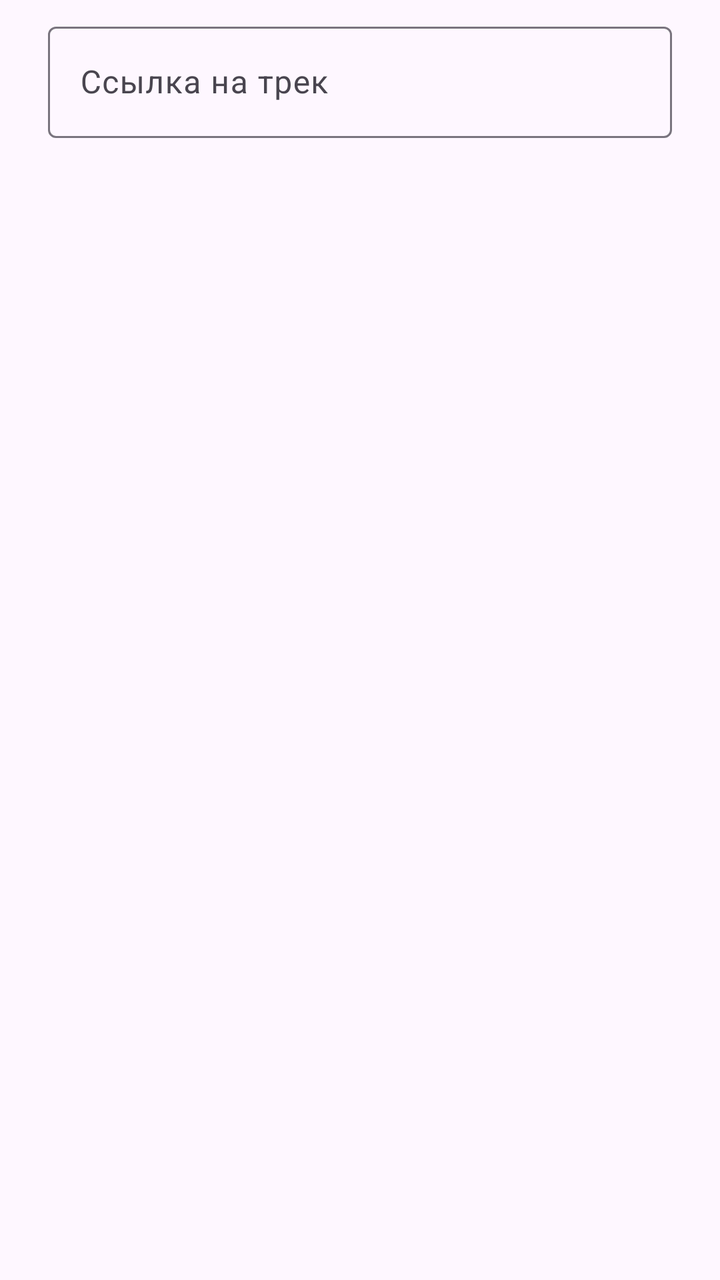
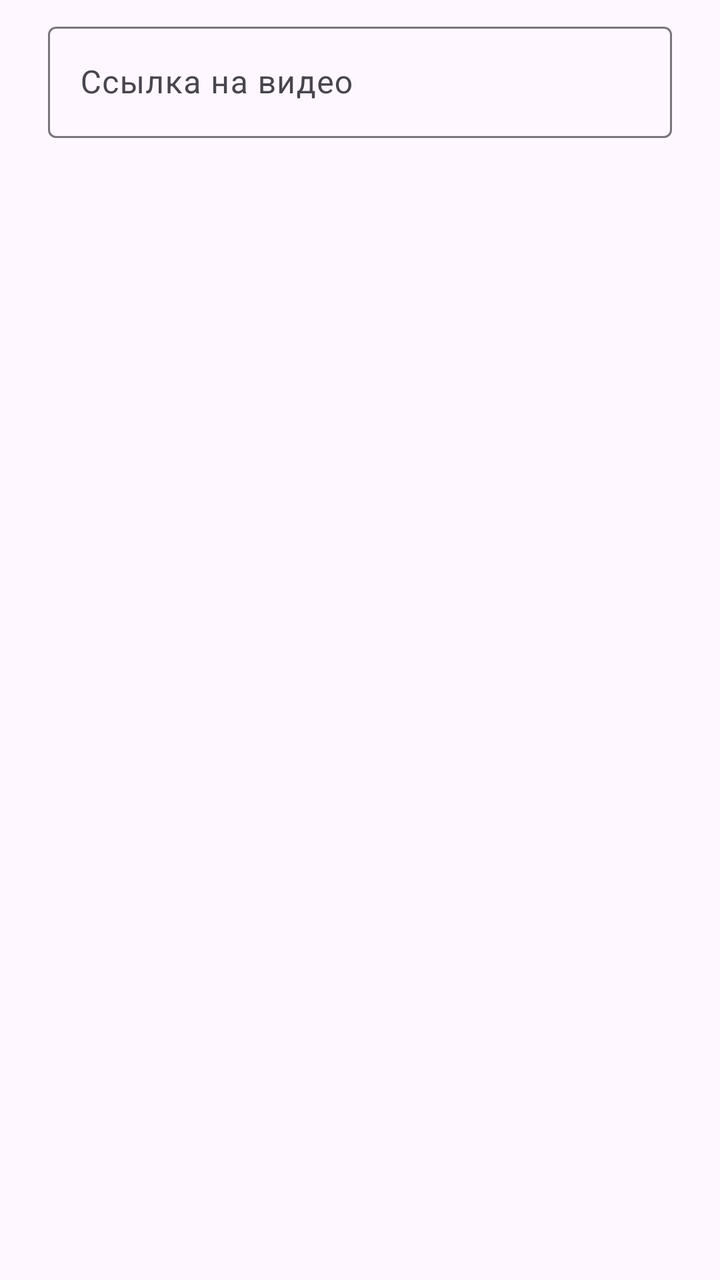

Before-and-after screenshots of an Android layout around one commit, followed by the original layout XML and the change that was made.
<!-- AndroidManifest.xml: application theme Theme.FreedomPlayer -->
<!-- res/layout/dialog_download_track.xml -->
<?xml version="1.0" encoding="utf-8"?>
<LinearLayout xmlns:android="http://schemas.android.com/apk/res/android"
    android:layout_width="match_parent"
    android:layout_height="wrap_content"
    android:orientation="vertical"
    android:paddingHorizontal="24dp"
    android:paddingTop="8dp"
    android:paddingBottom="8dp">

    <com.google.android.material.textfield.TextInputLayout
        android:layout_width="match_parent"
        android:layout_height="wrap_content"
        android:hint="@string/track_url">

        <com.google.android.material.textfield.TextInputEditText
            android:id="@+id/editTextTrackUrl"
            android:layout_width="match_parent"
            android:layout_height="wrap_content"
            android:inputType="textUri"
            android:maxLines="1" />

    </com.google.android.material.textfield.TextInputLayout>

</LinearLayout>
<!-- resources referenced by this layout -->
<resources>
  <string name="track_url">Ссылка на трек</string>
  <style name="Theme.FreedomPlayer" parent="Base.Theme.FreedomPlayer" />
  <style name="Base.Theme.FreedomPlayer" parent="Theme.Material3.DayNight.NoActionBar">
          
          
      </style>
</resources>

<!-- the commit's change to res/layout/dialog_download_track.xml (unified diff, before → after) -->
@@ -10,7 +10,7 @@
     <com.google.android.material.textfield.TextInputLayout
         android:layout_width="match_parent"
         android:layout_height="wrap_content"
-        android:hint="@string/track_url">
+        android:hint="@string/video_url">
 
         <com.google.android.material.textfield.TextInputEditText
             android:id="@+id/editTextTrackUrl"
<!-- resource entries referenced after the edit -->
@@ -1,6 +1,6 @@
 <!-- resources referenced by this layout -->
 <resources>
-  <string name="track_url">Ссылка на трек</string>
+  <string name="video_url">Ссылка на видео</string>
   <style name="Theme.FreedomPlayer" parent="Base.Theme.FreedomPlayer" />
   <style name="Base.Theme.FreedomPlayer" parent="Theme.Material3.DayNight.NoActionBar">
           
